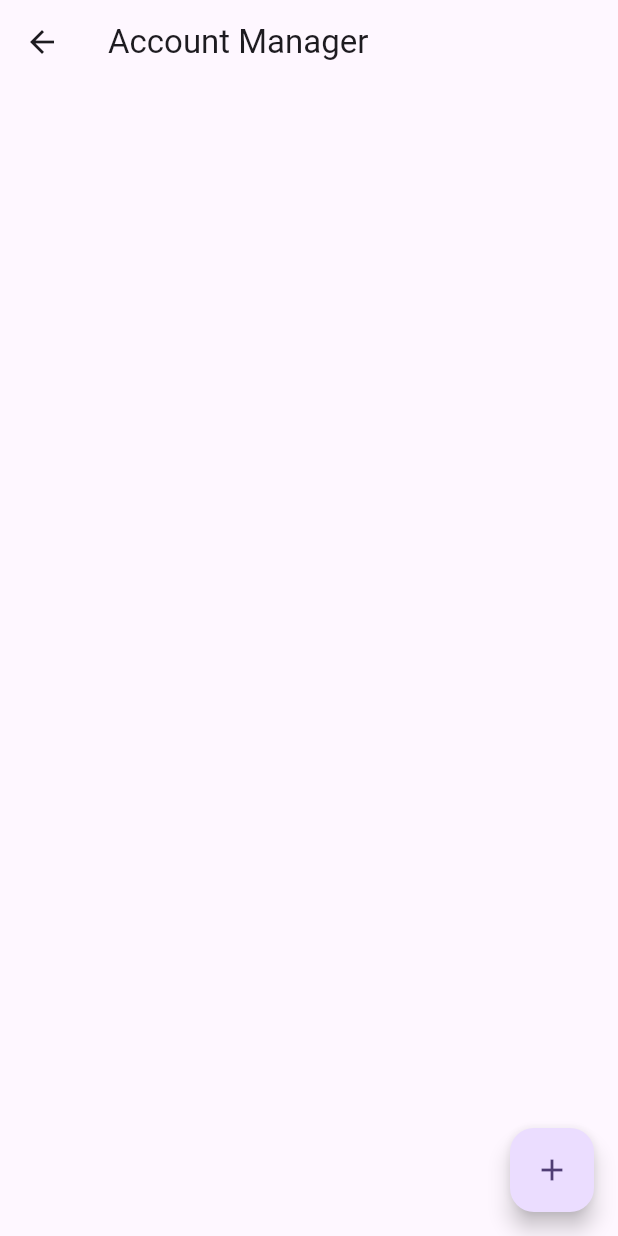
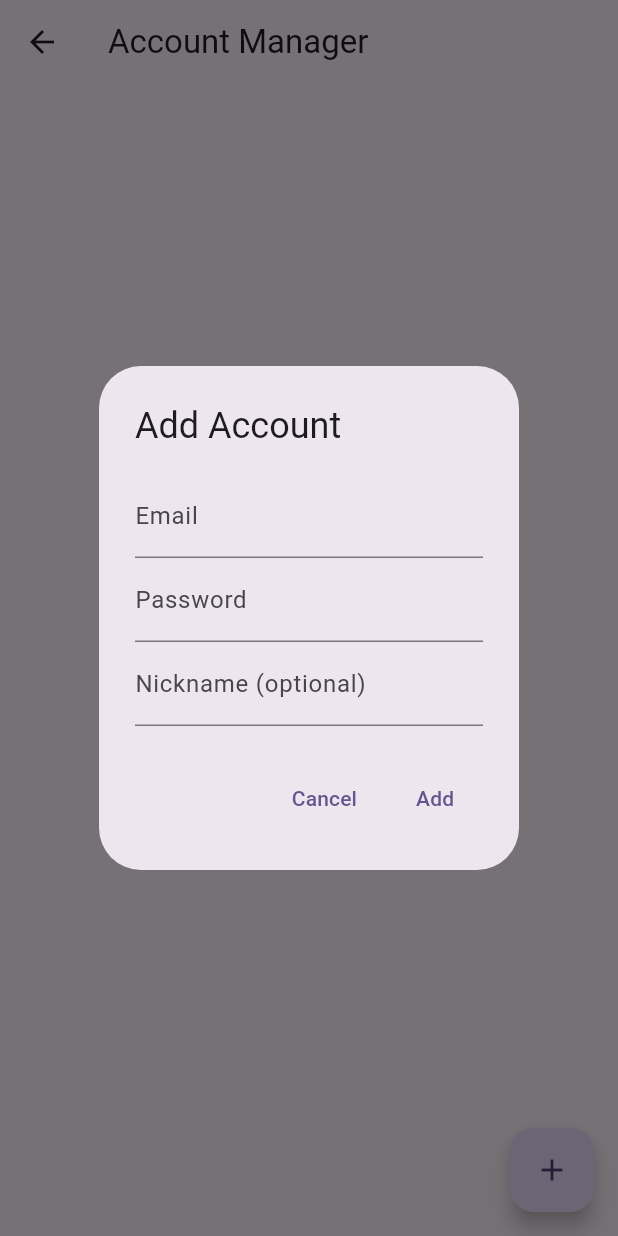
Before and after one commit to R0b0To/iGPan, a Flutter app: the AccountsScreen screen opened directly, after a tap on the "add" icon, on a phone screen of 412 x 824 dp. Run offline on Flutter 3.47's test engine with Material 3 defaults, Android fonts, the phone set to English and light mode, and no system bars.

Commit message:
account manager

```diff
--- a/lib/accounts_screen.dart
+++ b/lib/accounts_screen.dart
@@ -1,9 +1,6 @@
-import 'dart:convert';
-import 'dart:io';
 import 'dart:convert';
 import 'dart:io';
 import 'package:flutter/material.dart';
-import 'package:path_provider/path_provider.dart';
 import 'package:path_provider/path_provider.dart';
 
 class AccountsScreen extends StatefulWidget {
@@ -31,7 +28,7 @@ class _AccountsScreenState extends State<AccountsScreen> {
       });
     } catch (e) {
       // Handle file not found or other errors
-      print('Error loading accounts: \$e');
+      print('Error loading accounts: $e');
     }
   }
 
@@ -40,6 +37,152 @@ class _AccountsScreenState extends State<AccountsScreen> {
     final file = File('${directory.path}/accounts.json');
     final jsonString = jsonEncode(_accounts);
     await file.writeAsString(jsonString);
+  }
+
+  Future<void> _addAccount() async {
+    TextEditingController emailController = TextEditingController();
+    TextEditingController passwordController = TextEditingController();
+    TextEditingController nicknameController = TextEditingController();
+
+    await showDialog(
+      context: context,
+      builder: (BuildContext context) {
+        return AlertDialog(
+          title: const Text('Add Account'),
+          content: Column(
+            mainAxisSize: MainAxisSize.min,
+            children: [
+              TextField(
+                controller: emailController,
+                decoration: const InputDecoration(labelText: 'Email'),
+              ),
+              TextField(
+                controller: passwordController,
+                decoration: const InputDecoration(labelText: 'Password'),
+              ),
+              TextField(
+                controller: nicknameController,
+                decoration: const InputDecoration(labelText: 'Nickname (optional)'),
+              ),
+            ],
+          ),
+          actions: [
+            TextButton(
+              onPressed: () {
+                Navigator.of(context).pop();
+              },
+              child: const Text('Cancel'),
+            ),
+            TextButton(
+              onPressed: () {
+                String email = emailController.text;
+                String password = passwordController.text;
+                String nickname = nicknameController.text;
+
+                setState(() {
+                  _accounts.add({
+                    'email': email,
+                    'password': password,
+                    'nickname': nickname,
+                  });
+                });
+                _saveAccounts();
+                Navigator.of(context).pop();
+              },
+              child: const Text('Add'),
+            ),
+          ],
+        );
+      },
+    );
+  }
+
+  Future<void> _editAccount(int index) async {
+    TextEditingController emailController = TextEditingController(text: _accounts[index]['email']);
+    TextEditingController passwordController = TextEditingController(text: _accounts[index]['password']);
+    TextEditingController nicknameController = TextEditingController(text: _accounts[index]['nickname']);
+
+    await showDialog(
+      context: context,
+      builder: (BuildContext context) {
+        return AlertDialog(
+          title: const Text('Edit Account'),
+          content: Column(
+            mainAxisSize: MainAxisSize.min,
+            children: [
+              TextField(
+                controller: emailController,
+                decoration: const InputDecoration(labelText: 'Email'),
+              ),
+              TextField(
+                controller: passwordController,
+                decoration: const InputDecoration(labelText: 'Password'),
+              ),
+              TextField(
+                controller: nicknameController,
+                decoration: const InputDecoration(labelText: 'Nickname (optional)'),
+              ),
+            ],
+          ),
+          actions: [
+            TextButton(
+              onPressed: () {
+                Navigator.of(context).pop();
+              },
+              child: const Text('Cancel'),
+            ),
+            TextButton(
+              onPressed: () {
+                String email = emailController.text;
+                String password = passwordController.text;
+                String nickname = nicknameController.text;
+
+                setState(() {
+                  _accounts[index] = {
+                    'email': email,
+                    'password': password,
+                    'nickname': nickname,
+                  };
+                });
+                _saveAccounts();
+                Navigator.of(context).pop();
+              },
+              child: const Text('Save'),
+            ),
+          ],
+        );
+      },
+    );
+  }
+
+  Future<void> _deleteAccount(int index) async {
+    await showDialog(
+      context: context,
+      builder: (BuildContext context) {
+        return AlertDialog(
+          title: const Text('Delete Account'),
+          content: const Text('Are you sure you want to delete this account?'),
+          actions: [
+            TextButton(
+              onPressed: () {
+                Navigator.of(context).pop();
+              },
+              child: const Text('Cancel'),
+            ),
+            TextButton(
+              onPressed: () {
+                setState(() {
+                  _accounts.removeAt(index);
+                });
+                _saveAccounts();
+                Navigator.of(context).pop();
+              },
+              child: const Text('Delete'),
+            ),
+          ],
+        );
+      },
+    );
   }
 
   @override
@@ -53,15 +196,30 @@ class _AccountsScreenState extends State<AccountsScreen> {
         itemBuilder: (context, index) {
           final account = _accounts[index];
           return ListTile(
-            title: Text(account['username'] ?? ''),
+            title: Text(account['email'] ?? ''),
             subtitle: Text(account['nickname'] ?? ''),
+            trailing: Row(
+              mainAxisSize: MainAxisSize.min,
+              children: [
+                IconButton(
+                  icon: const Icon(Icons.edit),
+                  onPressed: () {
+                    _editAccount(index);
+                  },
+                ),
+                IconButton(
+                  icon: const Icon(Icons.delete),
+                  onPressed: () {
+                    _deleteAccount(index);
+                  },
+                ),
+              ],
+            ),
           );
         },
       ),
       floatingActionButton: FloatingActionButton(
-        onPressed: () {
-          // Add account logic here
-        },
+        onPressed: _addAccount,
         child: const Icon(Icons.add),
       ),
     );
```
